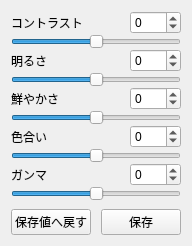
Qt form src/videoadjustdialog.ui (nelkana/PurePlayer_As) before a commit.
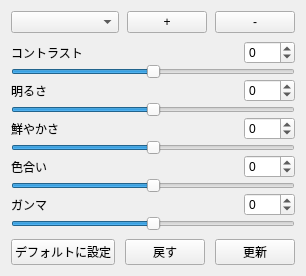
The same form after that commit.

Diff of the .ui file:
```diff
--- a/src/videoadjustdialog.ui
+++ b/src/videoadjustdialog.ui
@@ -6,8 +6,8 @@
    <rect>
     <x>0</x>
     <y>0</y>
-    <width>187</width>
-    <height>233</height>
+    <width>296</width>
+    <height>268</height>
    </rect>
   </property>
   <property name="minimumSize">
@@ -29,6 +29,91 @@
    <property name="spacing">
     <number>8</number>
    </property>
+   <item>
+    <layout class="QHBoxLayout" name="horizontalLayout_2" stretch="0,0,0">
+     <property name="spacing">
+      <number>-1</number>
+     </property>
+     <property name="topMargin">
+      <number>0</number>
+     </property>
+     <item>
+      <widget class="QComboBox" name="_comboBoxProfile">
+       <property name="sizePolicy">
+        <sizepolicy hsizetype="Expanding" vsizetype="Fixed">
+         <horstretch>0</horstretch>
+         <verstretch>0</verstretch>
+        </sizepolicy>
+       </property>
+       <property name="focusPolicy">
+        <enum>Qt::NoFocus</enum>
+       </property>
+      </widget>
+     </item>
+     <item>
+      <widget class="QPushButton" name="_buttonCreate">
+       <property name="sizePolicy">
+        <sizepolicy hsizetype="Maximum" vsizetype="Fixed">
+         <horstretch>0</horstretch>
+         <verstretch>0</verstretch>
+        </sizepolicy>
+       </property>
+       <property name="minimumSize">
+        <size>
+         <width>0</width>
+         <height>0</height>
+        </size>
+       </property>
+       <property name="maximumSize">
+        <size>
+         <width>16777215</width>
+         <height>16777215</height>
+        </size>
+       </property>
+       <property name="focusPolicy">
+        <enum>Qt::NoFocus</enum>
+       </property>
+       <property name="toolTip">
+        <string>新しいプロファイルを作成</string>
+       </property>
+       <property name="text">
+        <string>+</string>
+       </property>
+      </widget>
+     </item>
+     <item>
+      <widget class="QPushButton" name="_buttonRemove">
+       <property name="sizePolicy">
+        <sizepolicy hsizetype="Maximum" vsizetype="Fixed">
+         <horstretch>0</horstretch>
+         <verstretch>0</verstretch>
+        </sizepolicy>
+       </property>
+       <property name="minimumSize">
+        <size>
+         <width>0</width>
+         <height>0</height>
+        </size>
+       </property>
+       <property name="maximumSize">
+        <size>
+         <width>16777215</width>
+         <height>16777215</height>
+        </size>
+       </property>
+       <property name="focusPolicy">
+        <enum>Qt::NoFocus</enum>
+       </property>
+       <property name="toolTip">
+        <string>このプロファイルを削除</string>
+       </property>
+       <property name="text">
+        <string>-</string>
+       </property>
+      </widget>
+     </item>
+    </layout>
+   </item>
    <item>
     <layout class="QGridLayout" name="_gridLayout">
      <property name="verticalSpacing">
@@ -238,7 +323,20 @@
         <enum>Qt::NoFocus</enum>
        </property>
        <property name="text">
-        <string>保存値へ戻す</string>
+        <string>デフォルトに設定</string>
+       </property>
+      </widget>
+     </item>
+     <item>
+      <widget class="QPushButton" name="_buttonRestore">
+       <property name="focusPolicy">
+        <enum>Qt::NoFocus</enum>
+       </property>
+       <property name="toolTip">
+        <string>このプロファイルの値を戻す</string>
+       </property>
+       <property name="text">
+        <string>戻す</string>
        </property>
       </widget>
      </item>
@@ -248,7 +346,7 @@
         <enum>Qt::NoFocus</enum>
        </property>
        <property name="text">
-        <string>保存</string>
+        <string>更新</string>
        </property>
       </widget>
      </item>
```
Left out of the diff: 45 changed lines with no effect on the pictures.
